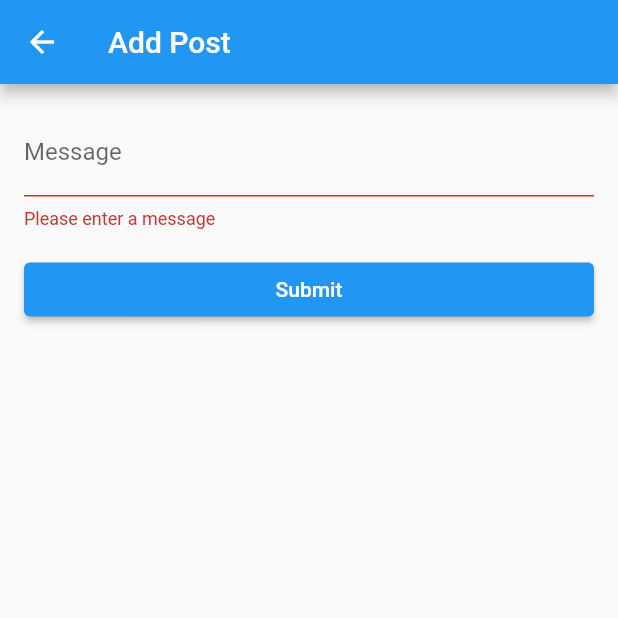
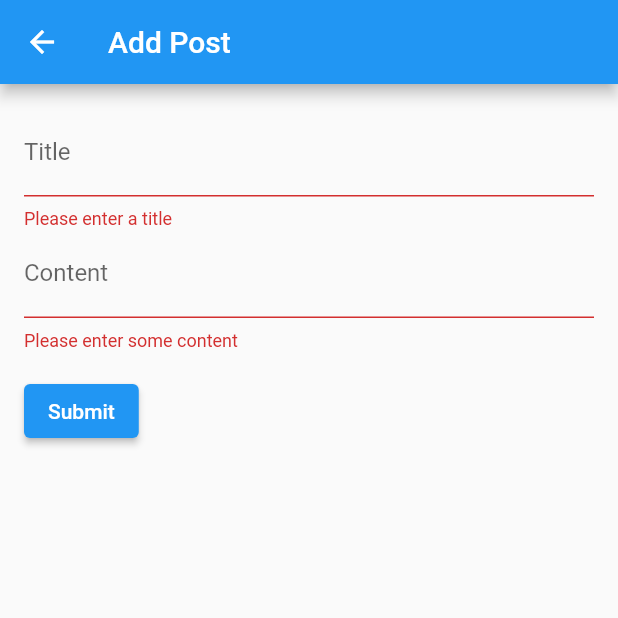
Before and after one commit to Frederikmahipal/hovedopgave, a Flutter app: the AddPostScreen screen opened directly with empty values, after a tap on "Submit", on a phone screen of 412 x 824 dp, the top half of it. Run offline on Flutter 3.47's test engine with Material 2 defaults, Android fonts, the phone set to English and light mode, and no system bars; our stand-ins replace cloud_firestore, firebase_auth, firebase_core, image_picker; missing offline and left inert: dart:ffi; accounts and stored records are empty.

Commit message:
can post to specific teams now, need some kind of creator tho

```diff
--- a/lib/repository/team_repository.dart
+++ b/lib/repository/team_repository.dart
@@ -91,10 +91,12 @@ class TeamRepository {
     final membersQuery = await teamDoc.reference.collection('members').get();
     final membersList = membersQuery.docs.map((doc) => doc.id).toList();
     teamData['members'] = membersList;
+    teamData['teamID'] = teamDoc.id; // Add the teamID field to the teamData map
     teamsList.add(teamData);
   }
   print(teamsList);
   return teamsList;
 }
 
+
 }
--- a/lib/view/teams/add_post.dart
+++ b/lib/view/teams/add_post.dart
@@ -1,11 +1,11 @@
+import 'package:cloud_firestore/cloud_firestore.dart';
 import 'package:flutter/material.dart';
-import 'package:cloud_firestore/cloud_firestore.dart';
+import 'package:hovedopgave_app/repository/post_repository.dart';
 
 class AddPostScreen extends StatefulWidget {
+  final String teamID;
 
-  final Map<String, dynamic> teamData;
-
-  AddPostScreen(this.teamData);
+  AddPostScreen(this.teamID);
 
   @override
   _AddPostScreenState createState() => _AddPostScreenState();
@@ -13,8 +13,9 @@ class AddPostScreen extends StatefulWidget {
 
 class _AddPostScreenState extends State<AddPostScreen> {
   final _formKey = GlobalKey<FormState>();
-
-  String _message = '';
+  final _titleController = TextEditingController();
+  final _contentController = TextEditingController();
+  final _postRepository = PostRepository();
 
   @override
   Widget build(BuildContext context) {
@@ -27,30 +28,43 @@ class _AddPostScreenState extends State<AddPostScreen> {
         child: Form(
           key: _formKey,
           child: Column(
-            crossAxisAlignment: CrossAxisAlignment.stretch,
+            crossAxisAlignment: CrossAxisAlignment.start,
             children: [
               TextFormField(
+                controller: _titleController,
                 decoration: InputDecoration(
-                  labelText: 'Message',
+                  labelText: 'Title',
                 ),
                 validator: (value) {
                   if (value == null || value.isEmpty) {
-                    return 'Please enter a message';
+                    return 'Please enter a title';
                   }
                   return null;
                 },
-                onSaved: (value) {
-                  setState(() {
-                    _message = value!;
-                  });
+              ),
+              TextFormField(
+                controller: _contentController,
+                decoration: InputDecoration(
+                  labelText: 'Content',
+                ),
+                validator: (value) {
+                  if (value == null || value.isEmpty) {
+                    return 'Please enter some content';
+                  }
+                  return null;
                 },
               ),
               SizedBox(height: 16.0),
               ElevatedButton(
-                onPressed: () {
+                onPressed: () async {
                   if (_formKey.currentState!.validate()) {
-                    _formKey.currentState!.save();
-                    Navigator.pop(context, _message);
+                    final postData = {
+                      'title': _titleController.text,
+                      'content': _contentController.text,
+                      'createdAt': FieldValue.serverTimestamp(),
+                    };
+                    await _postRepository.createPost(widget.teamID, postData);
+                    Navigator.pop(context);
                   }
                 },
                 child: Text('Submit'),
```
Also changed, not shown: lib/repository/post_repository.dart (+17 -24 lines), lib/reusable-widgets/post_form.dart (deleted, +0 -59 lines), lib/view/homepage.dart (+8 -1 lines), lib/view/teams/team_dashboard.dart (+41 -49 lines).
